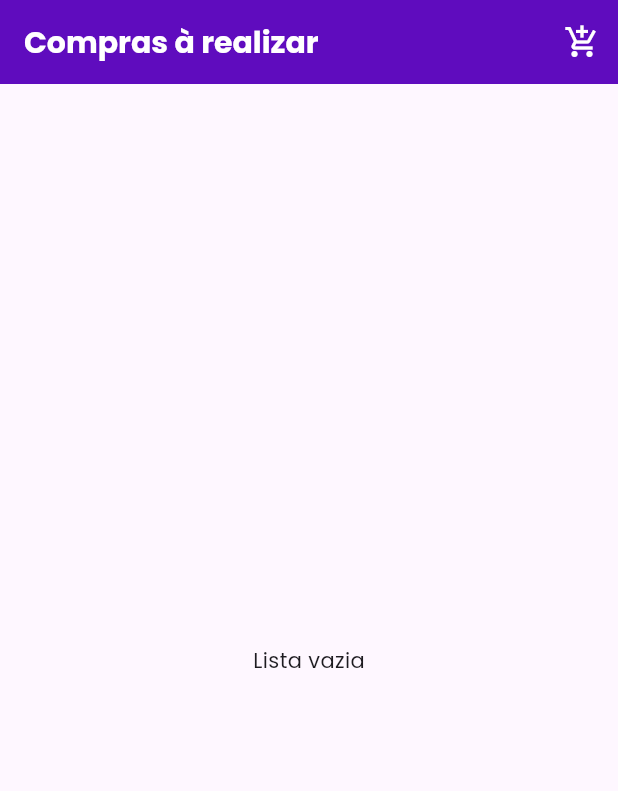
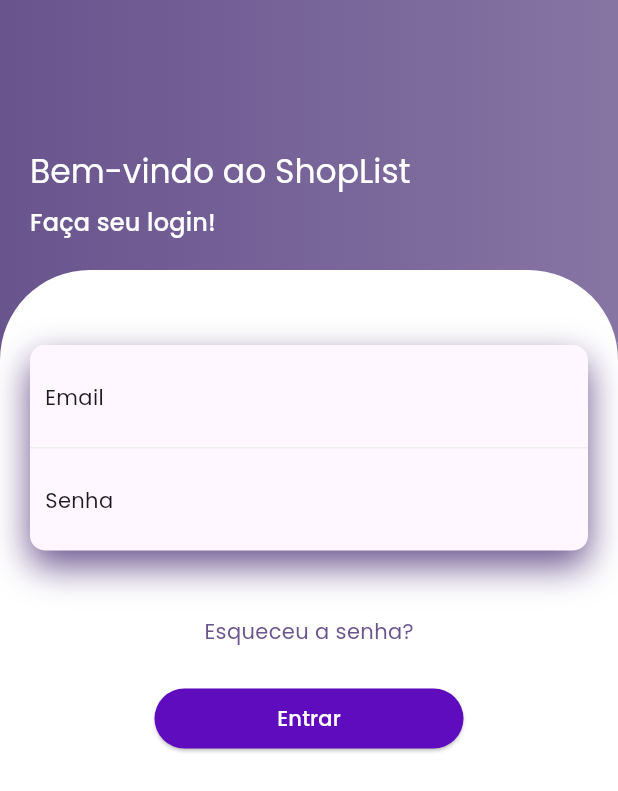
Before and after one commit to Anotherafael/shoplist, a Flutter app: the screen it shows after launch, on a phone screen of 412 x 824 dp. Shown: the top 791 px of the screen. Run offline on Flutter 3.47's test engine with Material 3 defaults, Android fonts, the phone set to English and light mode, and no system bars; our stand-ins replace dartz, dio, equatable, flutter_dotenv, flutter_riverpod, get_it and 3 more; statements that could not run were skipped.

Commit message:
feat: implement login page

```diff
--- a/lib/app/presenter/core/routes/route_generator.dart
+++ b/lib/app/presenter/core/routes/route_generator.dart
@@ -1,4 +1,5 @@
 import 'package:flutter/material.dart';
+import 'package:shoplist/modules/auth/pages/login_page.dart';
 import 'package:shoplist/modules/detail/pages/detail_shop_item_page.dart';
 import 'package:shoplist/modules/list/pages/list_shop_items_page.dart';
 import 'package:shoplist/modules/splash/splash_page.dart';
@@ -34,6 +35,11 @@ class RouteGenerator {
           ),
         );
 
+      case RouteStrings.login:
+        return MaterialPageRoute(
+          builder: (context) => const LoginPage(),
+        );
+
       default:
         return _errorRoute();
     }
--- a/lib/app/presenter/core/routes/route_strings.dart
+++ b/lib/app/presenter/core/routes/route_strings.dart
@@ -8,4 +8,6 @@ class RouteStrings {
   static const add = '/add';
 
   static const detail = '/detail';
+
+  static const login = '/login';
 }
--- a/lib/app/presenter/shared/theme/app_theme.dart
+++ b/lib/app/presenter/shared/theme/app_theme.dart
@@ -2,10 +2,20 @@ import 'package:flutter/material.dart';
 import 'package:google_fonts/google_fonts.dart';
 
 class AppTheme {
-  static ThemeData get defaultTheme => ThemeData(
+  AppTheme._internal();
+
+  static final AppTheme instance = AppTheme._internal();
+
+  factory AppTheme() {
+    return instance;
+  }
+
+  Color get primaryColor => const Color.fromARGB(255, 95, 12, 190);
+
+  ThemeData get defaultTheme => ThemeData(
         useMaterial3: true,
         colorScheme: ColorScheme.fromSeed(
-          seedColor: const Color.fromARGB(255, 95, 12, 190),
+          seedColor: primaryColor,
           brightness: Brightness.light,
         ),
         textTheme: GoogleFonts.poppinsTextTheme(),
@@ -13,7 +23,7 @@ class AppTheme {
           iconTheme: const IconThemeData(
             color: Colors.white,
           ),
-          backgroundColor: const Color.fromARGB(255, 95, 12, 190),
+          backgroundColor: primaryColor,
           titleTextStyle: TextStyle(
             color: Colors.white,
             fontSize: 20,
@@ -21,5 +31,39 @@ class AppTheme {
             fontFamily: GoogleFonts.poppins().fontFamily,
           ),
         ),
+        elevatedButtonTheme: ElevatedButtonThemeData(
+          style: ElevatedButton.styleFrom(
+            backgroundColor: primaryColor,
+            foregroundColor: Colors.white,
+          ),
+        ),
+      );
+
+  LinearGradient get loginTitleBackground => LinearGradient(
+        colors: [
+          defaultTheme.colorScheme.primary,
+          defaultTheme.colorScheme.primary.withOpacity(0.9),
+          defaultTheme.colorScheme.primary.withOpacity(0.8),
+        ],
+      );
+
+  BoxDecoration get loginFormDecoration => const BoxDecoration(
+        color: Colors.white,
+        borderRadius: BorderRadius.only(
+          topLeft: Radius.circular(60),
+          topRight: Radius.circular(60),
+        ),
+      );
+
+  BoxDecoration get loginFormContainerDecoration => BoxDecoration(
+        color: defaultTheme.colorScheme.background,
+        borderRadius: BorderRadius.circular(10),
+        boxShadow: [
+          BoxShadow(
+            color: defaultTheme.colorScheme.primary,
+            blurRadius: 20,
+            offset: const Offset(0, 10),
+          ),
+        ],
       );
 }
--- a/lib/main.dart
+++ b/lib/main.dart
@@ -1,11 +1,11 @@
 import 'package:flutter/material.dart';
 import 'package:flutter_riverpod/flutter_riverpod.dart';
 import 'package:shoplist/app/presenter/core/routes/route_generator.dart';
-import 'package:shoplist/modules/splash/splash_page.dart';
 import 'package:shoplist/app/presenter/shared/theme/app_theme.dart';
 import 'app/presenter/core/injection_container.dart' as di;
 import 'app/presenter/core/navigation_service.dart';
 import 'env.dart';
+import 'modules/splash/splash_page.dart';
 
 void main() async {
   WidgetsFlutterBinding.ensureInitialized();
@@ -15,8 +15,8 @@ void main() async {
     ProviderScope(
       child: MaterialApp(
         initialRoute: '/',
-        theme: AppTheme.defaultTheme,
         home: const SplashPage(),
+        theme: AppTheme().defaultTheme,
         debugShowCheckedModeBanner: false,
         navigatorKey: di.getIt<NavigationService>().navigatorKey,
         onGenerateRoute: RouteGenerator.generateRoute,
--- /dev/null
+++ b/lib/modules/auth/components/buttons/forgot_pwd_button.dart
@@ -0,0 +1,19 @@
+import 'package:flutter/material.dart';
+import 'package:flutter_riverpod/flutter_riverpod.dart';
+
+class ForgotPasswordButtonWidget extends ConsumerWidget {
+  const ForgotPasswordButtonWidget({super.key});
+
+  @override
+  Widget build(BuildContext context, WidgetRef ref) {
+    return TextButton(
+      onPressed: () {},
+      child: Text(
+        'Esqueceu a senha?',
+        style: Theme.of(context).textTheme.bodyMedium!.copyWith(
+              color: Theme.of(context).colorScheme.primary,
+            ),
+      ),
+    );
+  }
+}
--- /dev/null
+++ b/lib/modules/auth/components/buttons/login_button.dart
@@ -0,0 +1,18 @@
+import 'package:flutter/material.dart';
+import 'package:flutter_riverpod/flutter_riverpod.dart';
+
+class LoginButtonWidget extends ConsumerWidget {
+  const LoginButtonWidget({super.key});
+
+  @override
+  Widget build(BuildContext context, WidgetRef ref) {
+    return SizedBox(
+      width: MediaQuery.of(context).size.width * 0.5,
+      child: ElevatedButton(
+        style: Theme.of(context).elevatedButtonTheme.style!.copyWith(),
+        onPressed: () {},
+        child: const Text('Entrar'),
+      ),
+    );
+  }
+}
--- /dev/null
+++ b/lib/modules/auth/components/form_fields/email_form_field.dart
@@ -0,0 +1,27 @@
+import 'package:flutter/material.dart';
+import 'package:flutter_riverpod/flutter_riverpod.dart';
+
+class EmailFormFieldWidget extends ConsumerWidget {
+  const EmailFormFieldWidget({super.key});
+
+  @override
+  Widget build(BuildContext context, WidgetRef ref) {
+    return Container(
+      padding: const EdgeInsets.all(10),
+      decoration: BoxDecoration(
+        border: Border(
+          bottom: BorderSide(
+            color: Colors.grey.shade200,
+          ),
+        ),
+      ),
+      child: TextField(
+        decoration: InputDecoration(
+          hintText: 'Email',
+          hintStyle: Theme.of(context).textTheme.bodyMedium,
+          border: InputBorder.none,
+        ),
+      ),
+    );
+  }
+}
--- /dev/null
+++ b/lib/modules/auth/components/form_fields/pwd_form_field.dart
@@ -0,0 +1,20 @@
+import 'package:flutter/material.dart';
+import 'package:flutter_riverpod/flutter_riverpod.dart';
+
+class PasswordFormFieldWidget extends ConsumerWidget {
+  const PasswordFormFieldWidget({super.key});
+
+  @override
+  Widget build(BuildContext context, WidgetRef ref) {
+    return Container(
+      padding: const EdgeInsets.all(10),
+      child: TextField(
+        decoration: InputDecoration(
+          hintText: 'Senha',
+          hintStyle: Theme.of(context).textTheme.bodyMedium,
+          border: InputBorder.none,
+        ),
+      ),
+    );
+  }
+}
--- /dev/null
+++ b/lib/modules/auth/components/login_form.dart
@@ -0,0 +1,46 @@
+import 'package:flutter/material.dart';
+import 'package:flutter_riverpod/flutter_riverpod.dart';
+import 'package:shoplist/app/presenter/shared/theme/app_theme.dart';
+import 'package:shoplist/modules/auth/components/buttons/forgot_pwd_button.dart';
+import 'package:shoplist/modules/auth/components/buttons/login_button.dart';
+
+import 'form_fields/email_form_field.dart';
+import 'form_fields/pwd_form_field.dart';
+
+class LoginFormWidget extends ConsumerWidget {
+  const LoginFormWidget({super.key});
+
+  @override
+  Widget build(BuildContext context, WidgetRef ref) {
+    return Expanded(
+      child: Container(
+        decoration: AppTheme().loginFormDecoration,
+        child: Padding(
+          padding: const EdgeInsets.all(20),
+          child: Column(
+            children: [
+              Column(
+                children: <Widget>[
+                  const SizedBox(height: 30),
+                  Container(
+                    decoration: AppTheme().loginFormContainerDecoration,
+                    child: const Column(
+                      children: [
+                        EmailFormFieldWidget(),
+                        PasswordFormFieldWidget(),
+                      ],
+                    ),
+                  ),
+                ],
+              ),
+              const SizedBox(height: 30),
+              const ForgotPasswordButtonWidget(),
+              const SizedBox(height: 10),
+              const LoginButtonWidget(),
+            ],
+          ),
+        ),
+      ),
+    );
+  }
+}
--- /dev/null
+++ b/lib/modules/auth/components/title.dart
@@ -0,0 +1,31 @@
+import 'package:flutter/material.dart';
+import 'package:flutter_riverpod/flutter_riverpod.dart';
+
+class TitleWidget extends ConsumerWidget {
+  const TitleWidget({super.key});
+
+  @override
+  Widget build(BuildContext context, WidgetRef ref) {
+    return Padding(
+      padding: const EdgeInsets.all(20),
+      child: Column(
+        crossAxisAlignment: CrossAxisAlignment.start,
+        children: [
+          Text(
+            'Bem-vindo ao ShopList',
+            style: Theme.of(context).textTheme.titleLarge!.copyWith(
+                  color: Theme.of(context).colorScheme.onPrimary,
+                ),
+          ),
+          const SizedBox(height: 8),
+          Text(
+            'Faça seu login!',
+            style: Theme.of(context).textTheme.titleMedium!.copyWith(
+                  color: Theme.of(context).colorScheme.onPrimary,
+                ),
+          ),
+        ],
+      ),
+    );
+  }
+}
--- /dev/null
+++ b/lib/modules/auth/pages/login_page.dart
@@ -0,0 +1,32 @@
+import 'package:flutter/material.dart';
+import 'package:flutter_riverpod/flutter_riverpod.dart';
+import 'package:shoplist/app/presenter/shared/theme/app_theme.dart';
+import 'package:shoplist/modules/auth/components/login_form.dart';
+import 'package:shoplist/modules/auth/components/title.dart';
+
+class LoginPage extends ConsumerWidget {
+  const LoginPage({super.key});
+
+  @override
+  Widget build(BuildContext context, WidgetRef ref) {
+    return Scaffold(
+      body: SingleChildScrollView(
+        child: Container(
+          height: MediaQuery.of(context).size.height,
+          width: double.infinity,
+          decoration: BoxDecoration(
+            gradient: AppTheme().loginTitleBackground,
+          ),
+          child: const Column(
+            crossAxisAlignment: CrossAxisAlignment.start,
+            children: <Widget>[
+              SizedBox(height: 80),
+              TitleWidget(),
+              LoginFormWidget(),
+            ],
+          ),
+        ),
+      ),
+    );
+  }
+}
--- a/lib/modules/splash/splash_page.dart
+++ b/lib/modules/splash/splash_page.dart
@@ -23,7 +23,7 @@ class _SplashPageState extends ConsumerState<SplashPage> {
       const Duration(seconds: 3),
       () {
         _navigationService.replaceToNamed(
-          RouteStrings.list,
+          RouteStrings.login,
         );
       },
     );
```
